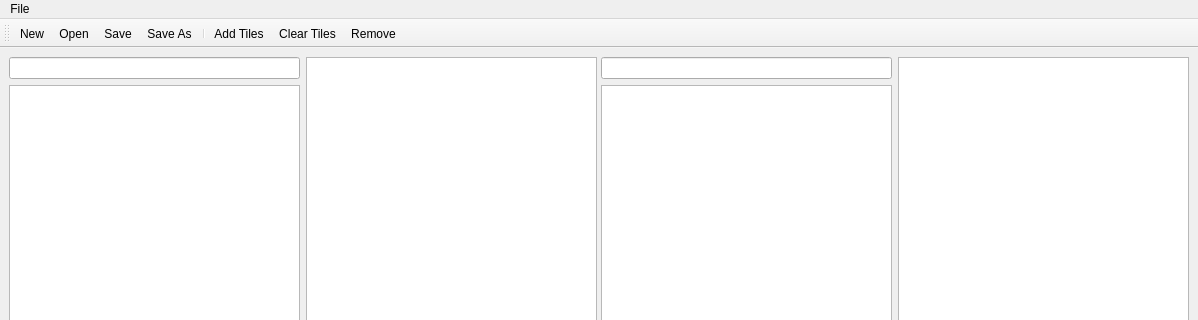
Above: src/tiled/tilerotationwindow.ui from timbaker/tiled before the change; both pictures show x 0 to 1198 and y 0 to 320 of the 1198 by 646 pixel window. Below: the same form after it.
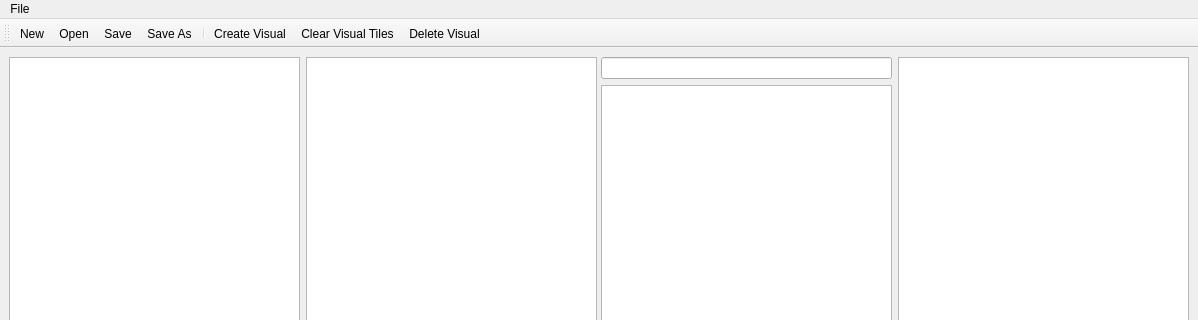
That is the form after the change. Icons and pictures are not drawn. Custom widgets are drawn as their Qt base class.

Commit message: WIP: Rotate the view in BuildingEd

Diff of the .ui file:
```diff
--- a/src/tiled/tilerotationwindow.ui
+++ b/src/tiled/tilerotationwindow.ui
@@ -28,10 +28,7 @@
         <item>
          <layout class="QVBoxLayout" name="verticalLayout_2">
           <item>
-           <widget class="QLineEdit" name="tilesetRotatedFilter"/>
-          </item>
-          <item>
-           <widget class="QListWidget" name="tilesetRotatedList"/>
+           <widget class="Tiled::TileRotatedVisualView" name="visualList"/>
           </item>
          </layout>
         </item>
@@ -138,9 +135,9 @@
    <addaction name="actionSave"/>
    <addaction name="actionSaveAs"/>
    <addaction name="separator"/>
-   <addaction name="actionAddTiles"/>
-   <addaction name="actionClearTiles"/>
-   <addaction name="actionRemove"/>
+   <addaction name="actionCreateVisual"/>
+   <addaction name="actionClearVisualTiles"/>
+   <addaction name="actionDeleteVisual"/>
   </widget>
   <action name="actionOpen">
    <property name="icon">
@@ -183,34 +180,40 @@
     <string>Close</string>
    </property>
   </action>
-  <action name="actionRemove">
+  <action name="actionDeleteVisual">
    <property name="icon">
     <iconset resource="tiled.qrc">
      <normaloff>:/images/16x16/edit-delete.png</normaloff>:/images/16x16/edit-delete.png</iconset>
    </property>
    <property name="text">
-    <string>Remove</string>
+    <string>Delete Visual</string>
+   </property>
+   <property name="toolTip">
+    <string>Delete Visual</string>
    </property>
   </action>
-  <action name="actionAddTiles">
+  <action name="actionCreateVisual">
    <property name="icon">
     <iconset resource="tiled.qrc">
      <normaloff>:/images/22x22/add.png</normaloff>:/images/22x22/add.png</iconset>
    </property>
    <property name="text">
-    <string>Add Tiles</string>
+    <string>Create Visual</string>
+   </property>
+   <property name="toolTip">
+    <string>Create Visual</string>
    </property>
   </action>
-  <action name="actionClearTiles">
+  <action name="actionClearVisualTiles">
    <property name="icon">
     <iconset resource="tiled.qrc">
      <normaloff>:/images/16x16/edit-clear.png</normaloff>:/images/16x16/edit-clear.png</iconset>
    </property>
    <property name="text">
-    <string>Clear Tiles</string>
+    <string>Clear Visual Tiles</string>
    </property>
    <property name="toolTip">
-    <string>Clear selected tiles</string>
+    <string>Clear Visual Appearance</string>
    </property>
   </action>
  </widget>
@@ -220,6 +223,11 @@
    <extends>QTableWidget</extends>
    <header>BuildingEditor/mixedtilesetview.h</header>
   </customwidget>
+  <customwidget>
+   <class>Tiled::TileRotatedVisualView</class>
+   <extends>QTableView</extends>
+   <header>tilerotatedvisualview.h</header>
+  </customwidget>
  </customwidgets>
  <resources>
   <include location="tiled.qrc"/>
```
The commit also changes 7 other files.
